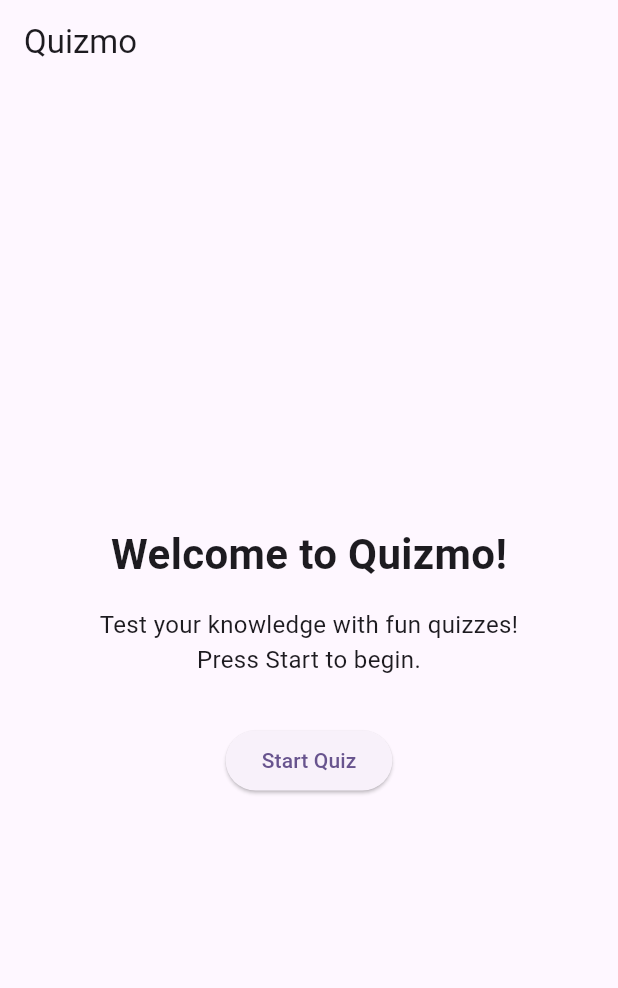
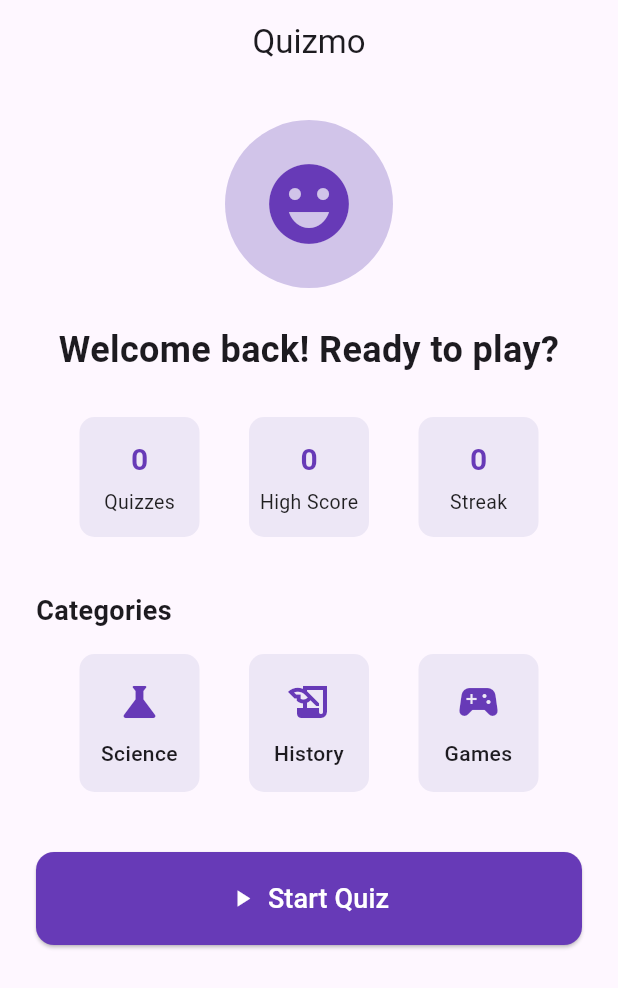
Before and after one commit to peterkure3/quizmo, a Flutter app: the screen it shows after launch, on a phone screen of 412 x 824 dp. Shown: the top 988 px of the screen. Run offline on Flutter 3.47's test engine with Material 3 defaults, Android fonts, the phone set to English and light mode, and no system bars; our stand-ins replace shared_preferences.

Commit message:
Feat: Real time updates on HomeScreen

```diff
--- a/lib/screens/home_screen.dart
+++ b/lib/screens/home_screen.dart
@@ -1,38 +1,150 @@
 import 'package:flutter/material.dart';
-import 'quiz_screen.dart';
+import 'package:shared_preferences/shared_preferences.dart';
 
-class HomeScreen extends StatelessWidget {
+class HomeScreen extends StatefulWidget {
   const HomeScreen({Key? key}) : super(key: key);
+
+  static Future<void> updateStats({int? quizzes, int? highScore, int? streak}) async {
+    final prefs = await SharedPreferences.getInstance();
+    if (quizzes != null) prefs.setInt('quizzes', quizzes);
+    if (highScore != null) prefs.setInt('high_score', highScore);
+    if (streak != null) prefs.setInt('streak', streak);
+  }
+
+  @override
+  State<HomeScreen> createState() => _HomeScreenState();
+}
+
+class _HomeScreenState extends State<HomeScreen> {
+  int _quizzes = 0;
+  int _highScore = 0;
+  int _streak = 0;
+
+  @override
+  void initState() {
+    super.initState();
+    _loadStats();
+  }
+
+  Future<void> _loadStats() async {
+    final prefs = await SharedPreferences.getInstance();
+    setState(() {
+      _quizzes = prefs.getInt('quizzes') ?? 0;
+      _highScore = prefs.getInt('high_score') ?? 0;
+      _streak = prefs.getInt('streak') ?? 0;
+    });
+  }
+
+  void _onCategoryTap(String category) {
+    Navigator.pushNamed(
+      context,
+      '/quiz',
+      arguments: category,
+    );
+  }
 
   @override
   Widget build(BuildContext context) {
     return Scaffold(
       appBar: AppBar(
         title: const Text('Quizmo'),
+        centerTitle: true,
       ),
-      body: Center(
+      body: SingleChildScrollView(
+        child: Padding(
+          padding: const EdgeInsets.all(24.0),
+          child: Column(
+            crossAxisAlignment: CrossAxisAlignment.stretch,
+            children: [
+              // Mascot/Illustration
+              Center(
+                child: CircleAvatar(
+                  radius: 56,
+                  backgroundColor: Colors.deepPurple[100],
+                  child: Icon(Icons.emoji_emotions, size: 64, color: Colors.deepPurple),
+                ),
+              ),
+              const SizedBox(height: 24),
+              // Welcome
+              const Center(
+                child: Text(
+                  'Welcome back! Ready to play?',
+                  style: TextStyle(fontSize: 24, fontWeight: FontWeight.bold),
+                  textAlign: TextAlign.center,
+                ),
+              ),
+              const SizedBox(height: 24),
+              // User Progress (mock data)
+              Row(
+                mainAxisAlignment: MainAxisAlignment.spaceEvenly,
+                children: [
+                  _StatCard(label: 'Quizzes', value: _quizzes.toString()),
+                  _StatCard(label: 'High Score', value: _highScore.toString()),
+                  _StatCard(label: 'Streak', value: _streak.toString()),
+                ],
+              ),
+              const SizedBox(height: 32),
+              // Quiz Categories (mock)
+              const Text(
+                'Categories',
+                style: TextStyle(fontSize: 18, fontWeight: FontWeight.w600),
+              ),
+              const SizedBox(height: 12),
+              Row(
+                mainAxisAlignment: MainAxisAlignment.spaceEvenly,
+                children: [
+                  _CategoryCard(icon: Icons.science, label: 'Science', onTap: () => _onCategoryTap('Science')),
+                  _CategoryCard(icon: Icons.history_edu, label: 'History', onTap: () => _onCategoryTap('History')),
+                  _CategoryCard(icon: Icons.sports_esports, label: 'Games', onTap: () => _onCategoryTap('Games')),
+                ],
+              ),
+              const SizedBox(height: 36),
+              // Start Quiz Button
+              ElevatedButton.icon(
+                icon: const Icon(Icons.play_arrow),
+                label: const Text('Start Quiz', style: TextStyle(fontSize: 18)),
+                style: ElevatedButton.styleFrom(
+                  padding: const EdgeInsets.symmetric(vertical: 18),
+                  shape: RoundedRectangleBorder(borderRadius: BorderRadius.circular(12)),
+                  backgroundColor: Colors.deepPurple,
+                  foregroundColor: Colors.white,
+                ),
+                onPressed: () {
+                  Navigator.pushNamed(context, '/quiz', arguments: null);
+                },
+              ),
+            ],
+          ),
+        ),
+      ),
+    );
+  }
+}
+
+class _StatCard extends StatelessWidget {
+  final String label;
+  final String value;
+  const _StatCard({required this.label, required this.value});
+
+  @override
+  Widget build(BuildContext context) {
+    return Card(
+      color: Colors.deepPurple[50],
+      elevation: 0,
+      shape: RoundedRectangleBorder(borderRadius: BorderRadius.circular(10)),
+      child: Container(
+        width: 80,
+        padding: const EdgeInsets.symmetric(vertical: 14),
         child: Column(
-          mainAxisAlignment: MainAxisAlignment.center,
           children: [
-            const Text(
-              'Welcome to Quizmo!',
-              style: TextStyle(fontSize: 28, fontWeight: FontWeight.bold),
+            Text(
+              value,
+              style: const TextStyle(fontSize: 20, fontWeight: FontWeight.bold, color: Colors.deepPurple),
             ),
-            const SizedBox(height: 16),
-            const Text(
-              'Test your knowledge with fun quizzes!\nPress Start to begin.',
-              textAlign: TextAlign.center,
-              style: TextStyle(fontSize: 16),
-            ),
-            const SizedBox(height: 32),
-            ElevatedButton(
-              onPressed: () {
-                Navigator.push(
-                  context,
-                  MaterialPageRoute(builder: (context) => const QuizScreen()),
-                );
-              },
-              child: const Text('Start Quiz'),
+            const SizedBox(height: 4),
+            Text(
+              label,
+              style: const TextStyle(fontSize: 13, color: Colors.black87),
             ),
           ],
         ),
@@ -40,3 +152,39 @@ class HomeScreen extends StatelessWidget {
     );
   }
 }
+
+class _CategoryCard extends StatelessWidget {
+  final IconData icon;
+  final String label;
+  final VoidCallback? onTap;
+  const _CategoryCard({required this.icon, required this.label, this.onTap});
+
+  @override
+  Widget build(BuildContext context) {
+    return InkWell(
+      borderRadius: BorderRadius.circular(10),
+      onTap: onTap,
+      child: Card(
+        color: Colors.deepPurple[50],
+        elevation: 0,
+        shape: RoundedRectangleBorder(borderRadius: BorderRadius.circular(10)),
+        child: Container(
+          width: 80,
+          padding: const EdgeInsets.symmetric(vertical: 16),
+          child: Column(
+            mainAxisSize: MainAxisSize.min,
+            children: [
+              Icon(icon, size: 32, color: Colors.deepPurple),
+              const SizedBox(height: 8),
+              Text(
+                label,
+                style: const TextStyle(fontSize: 14, fontWeight: FontWeight.w500),
+                textAlign: TextAlign.center,
+              ),
+            ],
+          ),
+        ),
+      ),
+    );
+  }
+}
```
